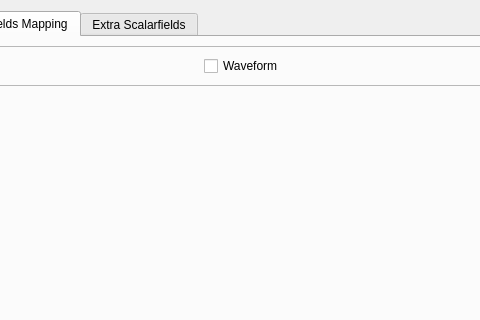
Old version of the form plugins/core/IO/qLASIO/ui/lassavedialog.ui in the repository CloudCompare/CloudCompare; both pictures show x 165 to 645 and y 0 to 320 of the 732 by 416 pixel window.
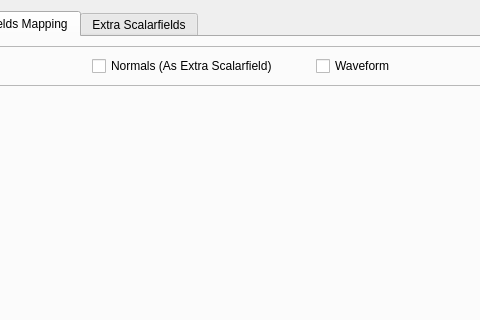
New version of the form. The open tabs and pages were chosen to show the change.

Commit message:
LAS: Allow to read/writenormals using extra scalar fields
This adds:

- When saving, a checkbox that allows user to save normals (if the
  point cloud has them) as extra scalar field. We use PDAL convention:
  names are "NormalX", "NormalY", "NormalZ", and double as the datatype.

- When loading, we allow to select which extra scalar field should be
  loaded into normals. We auto select the ones with names "NormalX",
  "NormalY", "NormalZ".

```diff
--- a/plugins/core/IO/qLASIO/ui/lassavedialog.ui
+++ b/plugins/core/IO/qLASIO/ui/lassavedialog.ui
@@ -292,6 +292,16 @@
             </property>
            </widget>
           </item>
+          <item>
+           <widget class="QCheckBox" name="normalsCheckBox">
+            <property name="toolTip">
+             <string>Saves normals as extra scalar field using the names &quot;NormalX&quot;, &quot;NormalY&quot; and &quot;NormalZ&quot;.</string>
+            </property>
+            <property name="text">
+             <string>Normals (As Extra Scalarfield)</string>
+            </property>
+           </widget>
+          </item>
           <item>
            <widget class="QCheckBox" name="waveformCheckBox">
             <property name="text">
```
Left out of the diff: 2 changed lines with no effect on the pictures. The commit also changes 14 other files.
